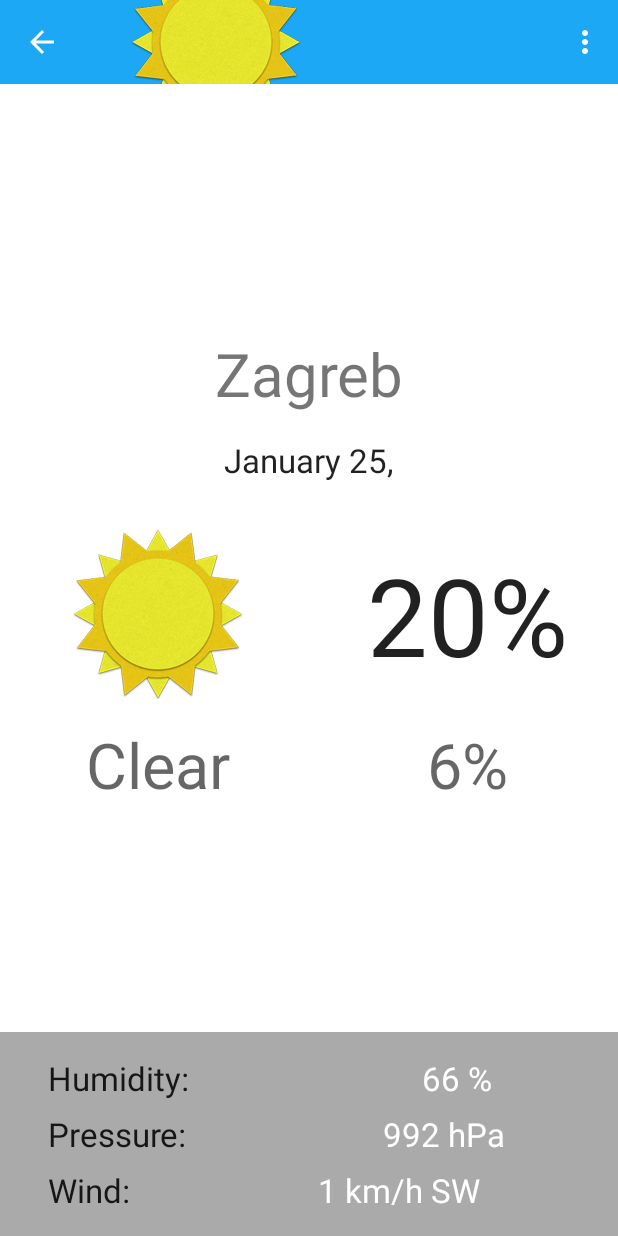
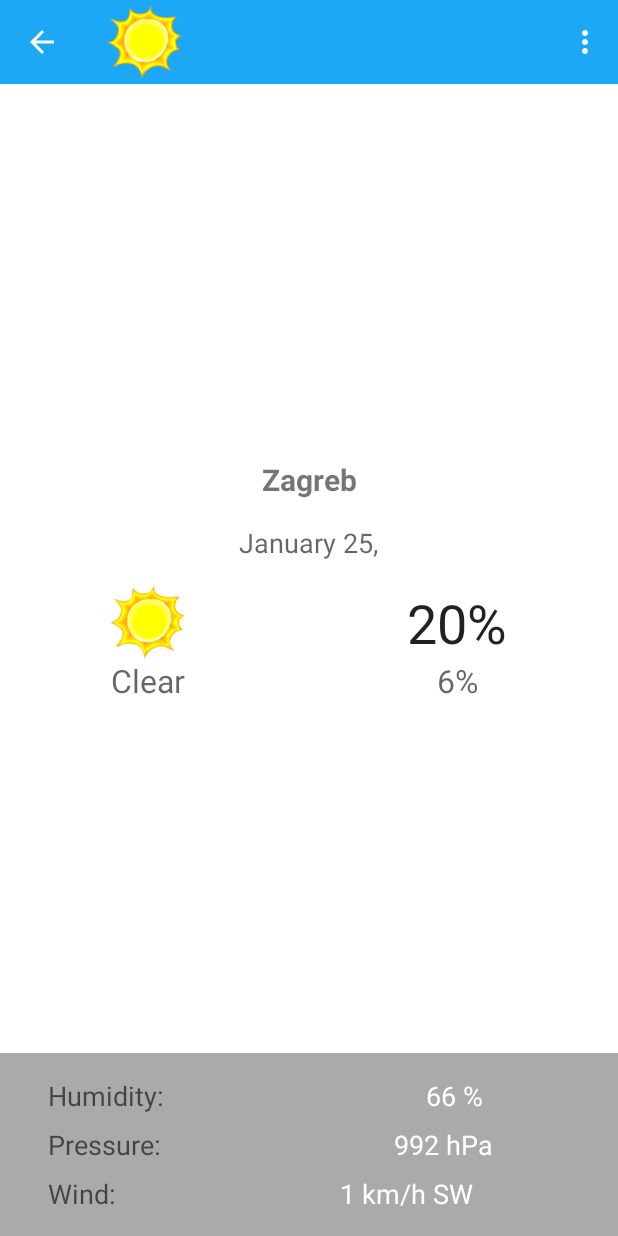
Before and after one commit to sinisa503/LocalWeather, an Android app: the DetailActivity screen opened directly, with no data from a screen before it, on a phone screen of 412 x 824 dp. Run offline under Robolectric (Android 15) with nearby library versions, the phone set to English and light mode, and no system bars; 1 statement that could not run was skipped.

Commit message:
ProvidingLayouts

```diff
--- a/app/src/main/java/com/example/android/sunshine/data/WeatherProvider.java
+++ b/app/src/main/java/com/example/android/sunshine/data/WeatherProvider.java
@@ -55,84 +55,11 @@ public class WeatherProvider extends ContentProvider {
             WeatherContract.LocationEntry.TABLE_NAME +
                     "." + WeatherContract.LocationEntry.COLUMN_LOCATION_SETTING + " = ? AND " +
                     WeatherContract.WeatherEntry.COLUMN_DATE + " = ? ";
-
-    public static UriMatcher buildUriMatcher() {
-        final UriMatcher matcher = new UriMatcher(UriMatcher.NO_MATCH);
-        final String authority = WeatherContract.CONTENT_AUTHORITY;
-
-        matcher.addURI(authority, WeatherContract.PATH_WEATHER, WEATHER);
-        matcher.addURI(authority, WeatherContract.PATH_WEATHER + "/*", WEATHER_WITH_LOCATION);
-        matcher.addURI(authority, WeatherContract.PATH_WEATHER + "/*/#",WEATHER_WITH_LOCATION_AND_DATE );
-
-        matcher.addURI(authority, WeatherContract.PATH_LOCATION, LOCATION);
-        return matcher;
-    }
-
-
-    private Cursor getWeatherByLocationSetting(Uri uri, String[] projection, String sortOrder) {
-        String locationSetting = WeatherContract.WeatherEntry.getLocationSettingFromUri(uri);
-        long startDate = WeatherContract.WeatherEntry.getStartDateFromUri(uri);
-
-        String[] selectionArgs;
-        String selection;
-
-        if (startDate == 0) {
-            selection = sLocationSettingSelection;
-            selectionArgs = new String[]{locationSetting};
-        } else {
-            selectionArgs = new String[]{locationSetting, Long.toString(startDate)};
-            selection = sLocationSettingWithStartDateSelection;
-        }
-
-        return sWeatherByLocationSettingQueryBuilder.query(mOpenHelper.getReadableDatabase(),
-                projection,
-                selection,
-                selectionArgs,
-                null,
-                null,
-                sortOrder
-        );
-    }
-
-    private Cursor getWeatherByLocationSettingAndDate(
-            Uri uri, String[] projection, String sortOrder) {
-        String locationSetting = WeatherContract.WeatherEntry.getLocationSettingFromUri(uri);
-        long date = WeatherContract.WeatherEntry.getDateFromUri(uri);
-
-        return sWeatherByLocationSettingQueryBuilder.query(mOpenHelper.getReadableDatabase(),
-                projection,
-                sLocationSettingAndDaySelection,
-                new String[]{locationSetting, Long.toString(date)},
-                null,
-                null,
-                sortOrder
-        );
-    }
-
     @Override
     public boolean onCreate() {
         mOpenHelper = new WeatherDbHelper(getContext());
         return true;
     }
-
-    @Override
-    public String getType(Uri uri) {
-        final int match = sUriMatcher.match(uri);
-
-        switch (match) {
-            case WEATHER:
-                return WeatherContract.WeatherEntry.CONTENT_TYPE;
-            case LOCATION:
-                return WeatherContract.LocationEntry.CONTENT_TYPE;
-            case WEATHER_WITH_LOCATION:
-                return WeatherContract.WeatherEntry.CONTENT_TYPE;
-            case WEATHER_WITH_LOCATION_AND_DATE:
-                return WeatherContract.WeatherEntry.CONTENT_ITEM_TYPE;
-            default:
-                throw new UnsupportedOperationException("Unknown uri: " + uri);
-        }
-    }
-
     @Override
     public Cursor query(Uri uri, String[] projection, String selection, String[] selectionArgs,
                         String sortOrder) {
@@ -207,7 +134,6 @@ public class WeatherProvider extends ContentProvider {
         db.close();
         return returnUri;
     }
-
     @Override
     public int delete(Uri uri, String selection, String[] selectionArgs) {
         final SQLiteDatabase db = mOpenHelper.getWritableDatabase();
@@ -232,14 +158,6 @@ public class WeatherProvider extends ContentProvider {
         return rowsDeleted;
     }
 
-    private void normalizeDate(ContentValues values) {
-        // normalize the date value
-        if (values.containsKey(WeatherContract.WeatherEntry.COLUMN_DATE)) {
-            long dateValue = values.getAsLong(WeatherContract.WeatherEntry.COLUMN_DATE);
-            values.put(WeatherContract.WeatherEntry.COLUMN_DATE, WeatherContract.normalizeDate(dateValue));
-        }
-    }
-
     @Override
     public int update(Uri uri, ContentValues values, String selection, String[] selectionArgs) {
         SQLiteDatabase db = mOpenHelper.getWritableDatabase();
@@ -261,6 +179,82 @@ public class WeatherProvider extends ContentProvider {
             getContext().getContentResolver().notifyChange(uri, null);
         }
         return rowsUpdated;
+    }
+    public static UriMatcher buildUriMatcher() {
+        final UriMatcher matcher = new UriMatcher(UriMatcher.NO_MATCH);
+        final String authority = WeatherContract.CONTENT_AUTHORITY;
+
+        matcher.addURI(authority, WeatherContract.PATH_WEATHER, WEATHER);
+        matcher.addURI(authority, WeatherContract.PATH_WEATHER + "/*", WEATHER_WITH_LOCATION);
+        matcher.addURI(authority, WeatherContract.PATH_WEATHER + "/*/#",WEATHER_WITH_LOCATION_AND_DATE );
+        matcher.addURI(authority, WeatherContract.PATH_LOCATION, LOCATION);
+        return matcher;
+    }
+
+    private void normalizeDate(ContentValues values) {
+        // normalize the date value
+        if (values.containsKey(WeatherContract.WeatherEntry.COLUMN_DATE)) {
+            long dateValue = values.getAsLong(WeatherContract.WeatherEntry.COLUMN_DATE);
+            values.put(WeatherContract.WeatherEntry.COLUMN_DATE, WeatherContract.normalizeDate(dateValue));
+        }
+    }
+    private Cursor getWeatherByLocationSetting(Uri uri, String[] projection, String sortOrder) {
+        String locationSetting = WeatherContract.WeatherEntry.getLocationSettingFromUri(uri);
+        long startDate = WeatherContract.WeatherEntry.getStartDateFromUri(uri);
+
+        String[] selectionArgs;
+        String selection;
+
+        if (startDate == 0) {
+            selection = sLocationSettingSelection;
+            selectionArgs = new String[]{locationSetting};
+        } else {
+            selectionArgs = new String[]{locationSetting, Long.toString(startDate)};
+            selection = sLocationSettingWithStartDateSelection;
+        }
+
+        return sWeatherByLocationSettingQueryBuilder.query(mOpenHelper.getReadableDatabase(),
+                projection,
+                selection,
+                selectionArgs,
+                null,
+                null,
+                sortOrder
+        );
+    }
+
+    private Cursor getWeatherByLocationSettingAndDate(
+            Uri uri, String[] projection, String sortOrder) {
+        String locationSetting = WeatherContract.WeatherEntry.getLocationSettingFromUri(uri);
+        long date = WeatherContract.WeatherEntry.getDateFromUri(uri);
+
+        return sWeatherByLocationSettingQueryBuilder.query(mOpenHelper.getReadableDatabase(),
+                projection,
+                sLocationSettingAndDaySelection,
+                new String[]{locationSetting, Long.toString(date)},
+                null,
+                null,
+                sortOrder
+        );
+    }
+
+
+    @Override
+    public String getType(Uri uri) {
+        final int match = sUriMatcher.match(uri);
+
+        switch (match) {
+            case WEATHER:
+                return WeatherContract.WeatherEntry.CONTENT_TYPE;
+            case LOCATION:
+                return WeatherContract.LocationEntry.CONTENT_TYPE;
+            case WEATHER_WITH_LOCATION:
+                return WeatherContract.WeatherEntry.CONTENT_TYPE;
+            case WEATHER_WITH_LOCATION_AND_DATE:
+                return WeatherContract.WeatherEntry.CONTENT_ITEM_TYPE;
+            default:
+                throw new UnsupportedOperationException("Unknown uri: " + uri);
+        }
     }
 
     @Override
--- /dev/null
+++ b/app/src/main/res/layout-land/fragment_detail.xml
@@ -0,0 +1,150 @@
+<?xml version="1.0" encoding="utf-8"?>
+<ScrollView xmlns:android="http://schemas.android.com/apk/res/android"
+    xmlns:app="http://schemas.android.com/apk/res-auto"
+    android:layout_width="match_parent"
+    android:layout_height="match_parent">
+<android.support.v7.widget.GridLayout
+    android:layout_width="fill_parent"
+    android:layout_height="fill_parent"
+    android:background="@android:color/white"
+    app:columnCount="2"
+    app:rowCount="7">
+
+
+    <TextView
+        android:id="@+id/city_name_big"
+        android:layout_margin="16dp"
+        android:text="Zagreb"
+        android:textStyle="bold"
+        android:textSize="20sp"
+        app:layout_columnSpan="2"
+        app:layout_gravity="center" />
+
+
+    <TextView
+        android:id="@+id/detail_view_day_textview"
+        android:layout_marginBottom="16dp"
+        android:text="January 25,"
+        android:textAppearance="?android:attr/textAppearanceMedium"
+        app:layout_gravity="center"
+        app:layout_columnSpan="2"
+        app:layout_columnWeight="1" />
+
+
+    <ImageView
+        android:id="@+id/list_item_icon"
+        android:src="@drawable/ic_sun"
+        app:layout_columnWeight="1"
+        app:layout_gravity="center" />
+
+    <TextView
+        android:id="@+id/list_item_high_textview"
+        android:text="20%"
+        android:textAppearance="?android:attr/textAppearanceLarge"
+        android:textSize="36sp"
+        app:layout_columnWeight="1"
+        app:layout_gravity="center" />
+
+    <TextView
+        android:id="@+id/detail_description_textview"
+        android:layout_marginBottom="16dp"
+        android:text="Clear"
+        android:textAppearance="?android:attr/textAppearanceMedium"
+        android:textSize="21sp"
+        app:layout_columnWeight="1"
+        app:layout_gravity="center" />
+
+    <TextView
+        android:id="@+id/list_item_low_textview"
+        android:layout_marginBottom="16dp"
+        android:text="6%"
+        android:textAppearance="?android:attr/textAppearanceMedium"
+        android:textSize="21sp"
+        app:layout_columnWeight="1"
+        app:layout_gravity="center" />
+
+    <LinearLayout
+        android:layout_width="match_parent"
+        android:background="@android:color/darker_gray"
+        android:orientation="vertical"
+        android:paddingBottom="16dp"
+        android:paddingLeft="32dp"
+        android:paddingRight="32dp"
+        android:paddingTop="16dp"
+        app:layout_columnSpan="2"
+        android:layout_height="wrap_content">
+
+        <LinearLayout
+            android:layout_width="match_parent"
+            android:layout_height="match_parent"
+            android:layout_marginBottom="8dp"
+            android:orientation="horizontal">
+
+            <TextView
+                android:layout_width="wrap_content"
+                android:layout_height="wrap_content"
+                android:layout_weight="1"
+                android:text="Humidity:"
+                android:textAppearance="?android:attr/textAppearanceMedium" />
+
+            <TextView
+                android:id="@+id/list_item_humidity_textview"
+                android:layout_width="wrap_content"
+                android:layout_height="wrap_content"
+                android:layout_weight="1"
+                android:gravity="center_horizontal"
+                android:text="66 %"
+                android:textAppearance="?android:attr/textAppearanceMedium"
+                android:textColor="#ffffff" />
+        </LinearLayout>
+
+        <LinearLayout
+            android:layout_width="match_parent"
+            android:layout_height="match_parent"
+            android:layout_marginBottom="8dp"
+            android:orientation="horizontal">
+
+            <TextView
+                android:layout_width="wrap_content"
+                android:layout_height="wrap_content"
+                android:layout_weight="1"
+                android:text="Pressure:"
+                android:textAppearance="?android:attr/textAppearanceMedium" />
+
+            <TextView
+                android:id="@+id/list_item_pressure_textview"
+                android:layout_width="wrap_content"
+                android:layout_height="wrap_content"
+                android:layout_weight="1"
+                android:gravity="center_horizontal"
+                android:text="992 hPa"
+                android:textAppearance="?android:attr/textAppearanceMedium"
+                android:textColor="#ffffff" />
+        </LinearLayout>
+
+        <LinearLayout
+            android:layout_width="match_parent"
+            android:layout_height="match_parent"
+            android:orientation="horizontal">
+
+            <TextView
+                android:layout_width="0dp"
+                android:layout_height="wrap_content"
+                android:layout_weight="1"
+                android:text="Wind:"
+                android:textAppearance="?android:attr/textAppearanceMedium" />
+
+            <TextView
+                android:id="@+id/list_item_wind_textview"
+                android:layout_width="wrap_content"
+                android:layout_height="wrap_content"
+                android:layout_weight="1"
+                android:gravity="center"
+                android:text="1 km/h SW"
+                android:textAppearance="?android:attr/textAppearanceMedium"
+                android:textColor="#ffffff" />
+        </LinearLayout>
+    </LinearLayout>
+
+</android.support.v7.widget.GridLayout>
+</ScrollView>
--- /dev/null
+++ b/app/src/main/res/layout-ldpi/fragment_detail.xml
@@ -0,0 +1,155 @@
+<?xml version="1.0" encoding="utf-8"?>
+<android.support.v7.widget.GridLayout xmlns:android="http://schemas.android.com/apk/res/android"
+    xmlns:app="http://schemas.android.com/apk/res-auto"
+    android:layout_width="fill_parent"
+    android:layout_height="fill_parent"
+    android:background="@android:color/white"
+    app:columnCount="2"
+    app:rowCount="7">
+
+
+    <android.support.v4.widget.Space
+        android:layout_marginBottom="16dp"
+        app:layout_columnSpan="2"
+        app:layout_columnWeight="1"
+        app:layout_rowWeight="1" />
+
+    <TextView
+        android:id="@+id/city_name_big"
+        android:layout_margin="16dp"
+        android:text="Zagreb"
+        android:textStyle="bold"
+        android:textSize="20sp"
+        app:layout_columnSpan="2"
+        app:layout_gravity="center" />
+
+
+    <TextView
+        android:id="@+id/detail_view_day_textview"
+        android:layout_marginBottom="16dp"
+        android:text="January 25,"
+        android:textAppearance="?android:attr/textAppearanceMedium"
+        app:layout_gravity="center"
+        app:layout_columnSpan="2"
+        app:layout_columnWeight="1" />
+
+
+    <ImageView
+        android:id="@+id/list_item_icon"
+        android:src="@drawable/ic_sun"
+        app:layout_columnWeight="1"
+        app:layout_gravity="center" />
+
+    <TextView
+        android:id="@+id/list_item_high_textview"
+        android:text="20%"
+        android:textAppearance="?android:attr/textAppearanceLarge"
+        android:textSize="36sp"
+        app:layout_columnWeight="1"
+        app:layout_gravity="center" />
+
+    <TextView
+        android:id="@+id/detail_description_textview"
+        android:layout_marginBottom="16dp"
+        android:text="Clear"
+        android:textAppearance="?android:attr/textAppearanceMedium"
+        android:textSize="21sp"
+        app:layout_columnWeight="1"
+        app:layout_gravity="center" />
+
+    <TextView
+        android:id="@+id/list_item_low_textview"
+        android:layout_marginBottom="16dp"
+        android:text="6%"
+        android:textAppearance="?android:attr/textAppearanceMedium"
+        android:textSize="21sp"
+        app:layout_columnWeight="1"
+        app:layout_gravity="center" />
+
+    <android.support.v4.widget.Space
+        app:layout_columnSpan="2"
+        app:layout_rowWeight="1" />
+
+    <LinearLayout
+        android:layout_width="match_parent"
+        android:background="@android:color/darker_gray"
+        android:orientation="vertical"
+        android:paddingBottom="16dp"
+        android:paddingLeft="32dp"
+        android:paddingRight="32dp"
+        android:paddingTop="16dp"
+        app:layout_columnSpan="2">
+
+        <LinearLayout
+            android:layout_width="match_parent"
+            android:layout_height="match_parent"
+            android:layout_marginBottom="8dp"
+            android:orientation="horizontal">
+
+            <TextView
+                android:layout_width="wrap_content"
+                android:layout_height="wrap_content"
+                android:layout_weight="1"
+                android:text="Humidity:"
+                android:textAppearance="?android:attr/textAppearanceMedium" />
+
+            <TextView
+                android:id="@+id/list_item_humidity_textview"
+                android:layout_width="wrap_content"
+                android:layout_height="wrap_content"
+                android:layout_weight="1"
+                android:gravity="center_horizontal"
+                android:text="66 %"
+                android:textAppearance="?android:attr/textAppearanceMedium"
+                android:textColor="#ffffff" />
+        </LinearLayout>
+
+        <LinearLayout
+            android:layout_width="match_parent"
+            android:layout_height="match_parent"
+            android:layout_marginBottom="8dp"
+            android:orientation="horizontal">
+
+            <TextView
+                android:layout_width="wrap_content"
+                android:layout_height="wrap_content"
+                android:layout_weight="1"
+                android:text="Pressure:"
+                android:textAppearance="?android:attr/textAppearanceMedium" />
+
+            <TextView
+                android:id="@+id/list_item_pressure_textview"
+                android:layout_width="wrap_content"
+                android:layout_height="wrap_content"
+                android:layout_weight="1"
+                android:gravity="center_horizontal"
+                android:text="992 hPa"
+                android:textAppearance="?android:attr/textAppearanceMedium"
+                android:textColor="#ffffff" />
+        </LinearLayout>
+
+        <LinearLayout
+            android:layout_width="match_parent"
+            android:layout_height="match_parent"
+            android:orientation="horizontal">
+
+            <TextView
+                android:layout_width="0dp"
+                android:layout_height="wrap_content"
+                android:layout_weight="1"
+                android:text="Wind:"
+                android:textAppearance="?android:attr/textAppearanceMedium" />
+
+            <TextView
+                android:id="@+id/list_item_wind_textview"
+                android:layout_width="wrap_content"
+                android:layout_height="wrap_content"
+                android:layout_weight="1"
+                android:gravity="center"
+                android:text="1 km/h SW"
+                android:textAppearance="?android:attr/textAppearanceMedium"
+                android:textColor="#ffffff" />
+        </LinearLayout>
+    </LinearLayout>
+
+</android.support.v7.widget.GridLayout>
--- /dev/null
+++ b/app/src/main/res/layout-mdpi/fragment_detail.xml
@@ -0,0 +1,155 @@
+<?xml version="1.0" encoding="utf-8"?>
+<android.support.v7.widget.GridLayout xmlns:android="http://schemas.android.com/apk/res/android"
+    xmlns:app="http://schemas.android.com/apk/res-auto"
+    android:layout_width="fill_parent"
+    android:layout_height="fill_parent"
+    android:background="@android:color/white"
+    app:columnCount="2"
+    app:rowCount="7">
+
+
+    <android.support.v4.widget.Space
+        android:layout_marginBottom="16dp"
+        app:layout_columnSpan="2"
+        app:layout_columnWeight="1"
+        app:layout_rowWeight="1" />
+
+    <TextView
+        android:id="@+id/city_name_big"
+        android:layout_margin="16dp"
+        android:text="Zagreb"
+        android:textStyle="bold"
+        android:textSize="20sp"
+        app:layout_columnSpan="2"
+        app:layout_gravity="center" />
+
+
+    <TextView
+        android:id="@+id/detail_view_day_textview"
+        android:layout_marginBottom="16dp"
+        android:text="January 25,"
+        android:textAppearance="?android:attr/textAppearanceMedium"
+        app:layout_gravity="center"
+        app:layout_columnSpan="2"
+        app:layout_columnWeight="1" />
+
+
+    <ImageView
+        android:id="@+id/list_item_icon"
+        android:src="@drawable/ic_sun"
+        app:layout_columnWeight="1"
+        app:layout_gravity="center" />
+
+    <TextView
+        android:id="@+id/list_item_high_textview"
+        android:text="20%"
+        android:textAppearance="?android:attr/textAppearanceLarge"
+        android:textSize="36sp"
+        app:layout_columnWeight="1"
+        app:layout_gravity="center" />
+
+    <TextView
+        android:id="@+id/detail_description_textview"
+        android:layout_marginBottom="16dp"
+        android:text="Clear"
+        android:textAppearance="?android:attr/textAppearanceMedium"
+        android:textSize="21sp"
+        app:layout_columnWeight="1"
+        app:layout_gravity="center" />
+
+    <TextView
+        android:id="@+id/list_item_low_textview"
+        android:layout_marginBottom="16dp"
+        android:text="6%"
+        android:textAppearance="?android:attr/textAppearanceMedium"
+        android:textSize="21sp"
+        app:layout_columnWeight="1"
+        app:layout_gravity="center" />
+
+    <android.support.v4.widget.Space
+        app:layout_columnSpan="2"
+        app:layout_rowWeight="1" />
+
+    <LinearLayout
+        android:layout_width="match_parent"
+        android:background="@android:color/darker_gray"
+        android:orientation="vertical"
+        android:paddingBottom="16dp"
+        android:paddingLeft="32dp"
+        android:paddingRight="32dp"
+        android:paddingTop="16dp"
+        app:layout_columnSpan="2">
+
+        <LinearLayout
+            android:layout_width="match_parent"
+            android:layout_height="match_parent"
+            android:layout_marginBottom="8dp"
+            android:orientation="horizontal">
+
+            <TextView
+                android:layout_width="wrap_content"
+                android:layout_height="wrap_content"
+                android:layout_weight="1"
+                android:text="Humidity:"
+                android:textAppearance="?android:attr/textAppearanceMedium" />
+
+            <TextView
+                android:id="@+id/list_item_humidity_textview"
+                android:layout_width="wrap_content"
+                android:layout_height="wrap_content"
+                android:layout_weight="1"
+                android:gravity="center_horizontal"
+                android:text="66 %"
+                android:textAppearance="?android:attr/textAppearanceMedium"
+                android:textColor="#ffffff" />
+        </LinearLayout>
+
+        <LinearLayout
+            android:layout_width="match_parent"
+            android:layout_height="match_parent"
+            android:layout_marginBottom="8dp"
+            android:orientation="horizontal">
+
+            <TextView
+                android:layout_width="wrap_content"
+                android:layout_height="wrap_content"
+                android:layout_weight="1"
+                android:text="Pressure:"
+                android:textAppearance="?android:attr/textAppearanceMedium" />
+
+            <TextView
+                android:id="@+id/list_item_pressure_textview"
+                android:layout_width="wrap_content"
+                android:layout_height="wrap_content"
+                android:layout_weight="1"
+                android:gravity="center_horizontal"
+                android:text="992 hPa"
+                android:textAppearance="?android:attr/textAppearanceMedium"
+                android:textColor="#ffffff" />
+        </LinearLayout>
+
+        <LinearLayout
+            android:layout_width="match_parent"
+            android:layout_height="match_parent"
+            android:orientation="horizontal">
+
+            <TextView
+                android:layout_width="0dp"
+                android:layout_height="wrap_content"
+                android:layout_weight="1"
+                android:text="Wind:"
+                android:textAppearance="?android:attr/textAppearanceMedium" />
+
+            <TextView
+                android:id="@+id/list_item_wind_textview"
+                android:layout_width="wrap_content"
+                android:layout_height="wrap_content"
+                android:layout_weight="1"
+                android:gravity="center"
+                android:text="1 km/h SW"
+                android:textAppearance="?android:attr/textAppearanceMedium"
+                android:textColor="#ffffff" />
+        </LinearLayout>
+    </LinearLayout>
+
+</android.support.v7.widget.GridLayout>
--- a/app/src/main/res/layout/activity_detail.xml
+++ b/app/src/main/res/layout/activity_detail.xml
@@ -10,7 +10,6 @@
         layout="@layout/app_bar" />
 
     <FrameLayout xmlns:android="http://schemas.android.com/apk/res/android"
-        xmlns:tools="http://schemas.android.com/tools"
         android:id="@+id/weather_detail_container"
         android:layout_width="match_parent"
         android:layout_height="match_parent"
```
Also changed, not shown: app/src/main/res/drawable-hdpi/ic_sun.png, app/src/main/res/drawable-mdpi/ic_sun.png, app/src/main/res/drawable-xhdpi/ic_sun.png, app/src/main/res/drawable-xxhdpi/ic_sun.png, app/src/main/res/drawable-xxxhdpi/ic_sun.png, 1 other file.
